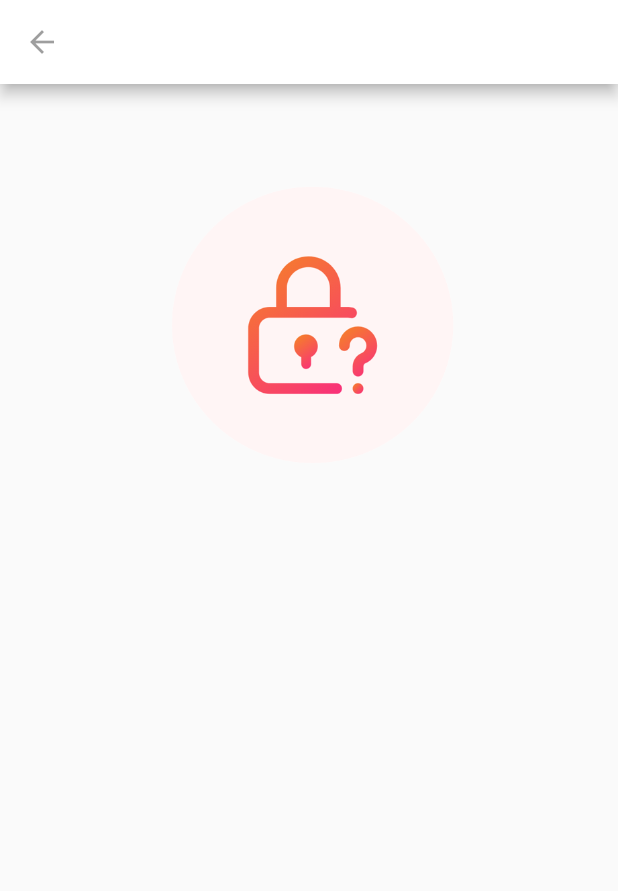
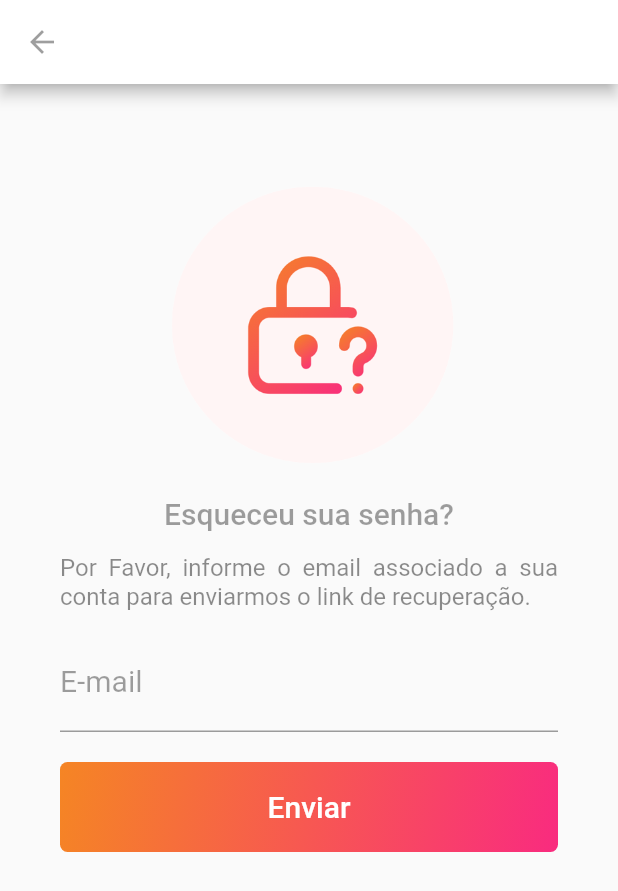
Before and after one commit to pedrohs/Flutter_hello_world_login, a Flutter app: the ResetPasswordPage screen opened directly, on a phone screen of 412 x 824 dp. Shown: the top 891 px of the screen. Run offline on Flutter 3.47's test engine with Material 2 defaults, Android fonts, the phone set to English and light mode, and no system bars.

Commit message:
terminado tela de reset password

```diff
--- a/lib/pages/reset-password.dart
+++ b/lib/pages/reset-password.dart
@@ -23,8 +23,62 @@ class ResetPasswordPage extends StatelessWidget {
             width: 200,
             height: 200,
             child: Image.asset("assets/reset-password-icon.png"),
-          )
-        ],),
+          ),
+          SizedBox(height: 15,),
+          Text("Esqueceu sua senha?",
+          textAlign: TextAlign.center,
+          style: TextStyle(
+            fontSize: 20,
+            fontWeight: FontWeight.w500,
+            color: Colors.black38),
+            ),
+            SizedBox(height: 15,),
+            Text("Por Favor, informe o email associado a sua conta para enviarmos o link de recuperação.",
+            textAlign: TextAlign.justify,
+            style: TextStyle(fontSize: 16, color: Colors.black45, fontWeight: FontWeight.w400),),
+            //Espacamento
+            SizedBox(height: 15,),
+            //input email
+            TextFormField(
+              keyboardType: TextInputType.emailAddress,
+              decoration: InputDecoration(
+                labelText: "E-mail",
+                labelStyle: TextStyle(
+                  color: Colors.black38,
+                  fontWeight: FontWeight.w400,
+                  fontSize: 20
+                )
+              ),
+              style: TextStyle(fontSize: 20),
+            ),
+            SizedBox(height: 20,),
+            Container(
+              height: 60,
+              alignment: Alignment.centerLeft,
+              decoration: BoxDecoration(
+                gradient: LinearGradient(
+                  begin: Alignment.topLeft,
+                  end: Alignment.bottomRight,
+                  stops: [0,1],
+                  colors: [
+                    Color(0xFFF58524),
+                    Color(0xFFF92B7F)
+                  ]
+                ),
+                borderRadius: BorderRadius.all(
+                    Radius.circular(5)
+                  )
+              ),
+              child: SizedBox.expand(
+                child: FlatButton(
+                  child: Text("Enviar",
+                  style: TextStyle(color: Colors.white, fontSize: 20),
+                  ), onPressed: () {},
+                )
+              ),
+            )
+        ],
+        ),
       ),
     );
   }
```
